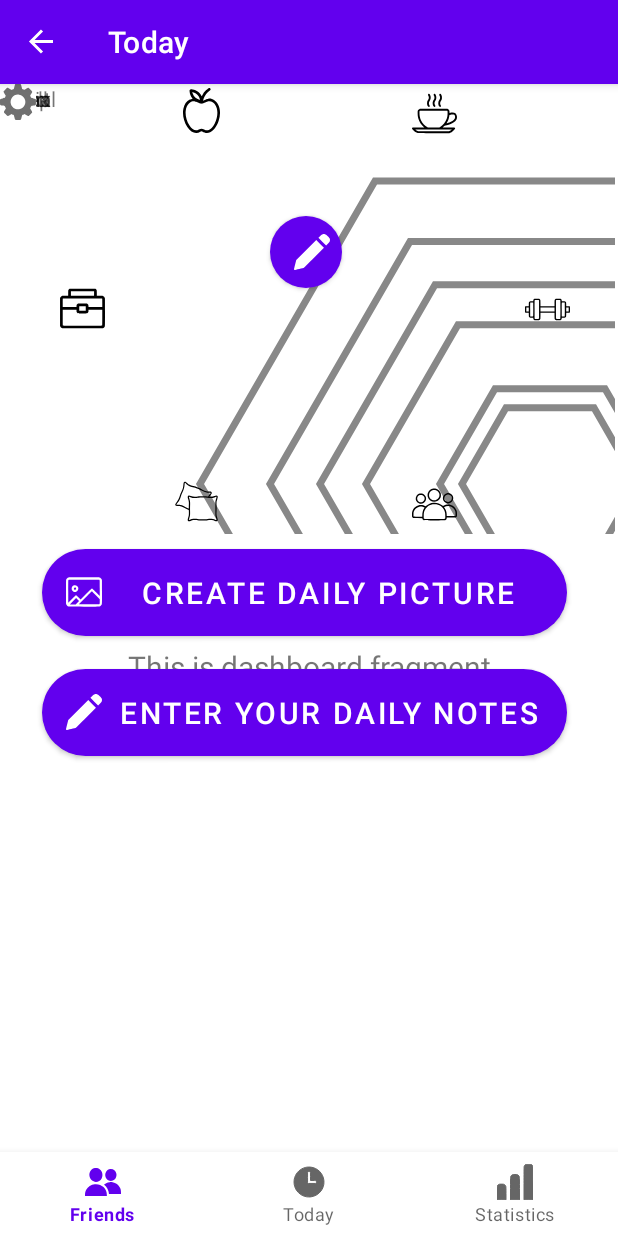
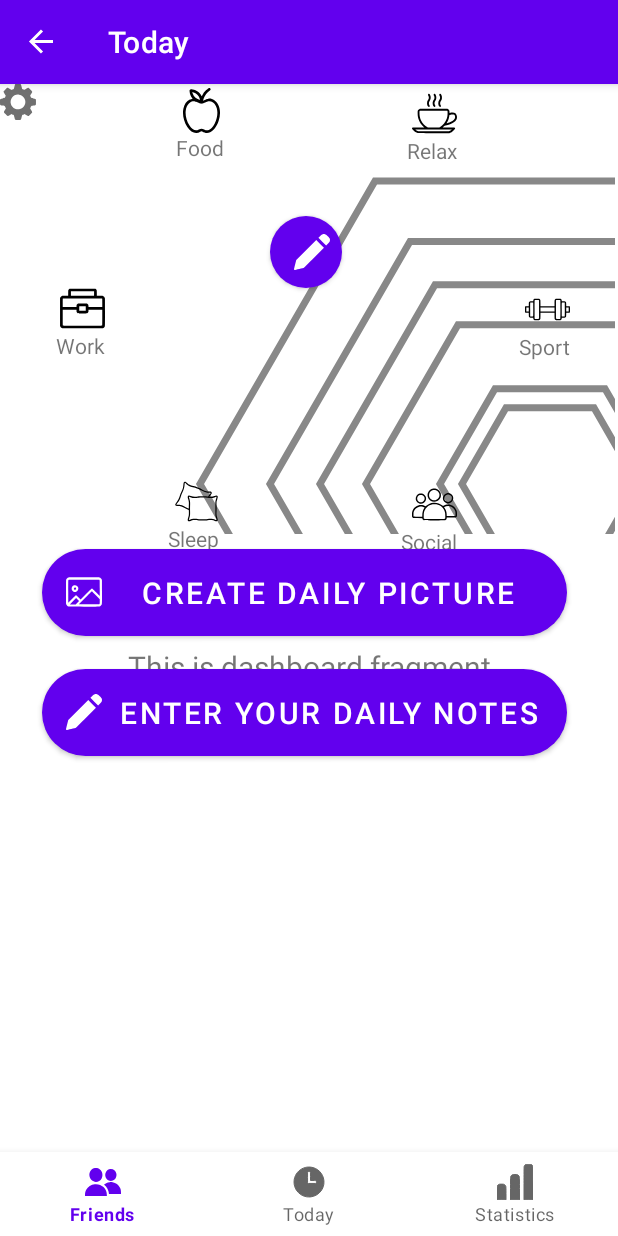
Before and after one commit to margharitasaweliewa/Mood_tracker, an Android app: the screen it shows after launch (MainActivity), on a phone screen of 412 x 824 dp. Run offline under Robolectric (Android 15) with nearby library versions, the phone set to English and light mode, and no system bars; our stand-ins replace navigation-ui; libraries missing offline, so code that uses them is left out: com.jaredrummler.android.

Commit message:
fixed bugs with balance wheel ViewTexts

```diff
--- a/app/src/main/java/com/example/moodtracker/MainActivity.java
+++ b/app/src/main/java/com/example/moodtracker/MainActivity.java
@@ -1,15 +1,18 @@
 package com.example.moodtracker;
+
+
 
 import android.app.Dialog;
 import android.content.DialogInterface;
 import android.content.Intent;
 import android.graphics.Color;
 import android.os.Bundle;
+import android.text.SpannableString;
 import android.view.View;
 import android.widget.Button;
 import android.widget.EditText;
 import android.widget.TextView;
-import android.widget.Toast;
+
 
 import com.example.moodtracker.ui.dashboard.CustomActivityChart;
 import com.google.android.material.bottomnavigation.BottomNavigationView;
@@ -34,6 +37,14 @@ public class MainActivity extends AppCompatActivity implements ColorPickerDialog
     private Button createDailyPicture;
 // id нужны для реализации метода onColorSelected
 
+    //поля для TextView
+    private TextView foodTextView;
+    private TextView relaxTextView;
+    private TextView sportTextView;
+    private TextView sleepTextView;
+    private TextView socialTextView;
+    private TextView workTextView;
+
     @Override
     protected void onCreate(Bundle savedInstanceState) {
         super.onCreate(savedInstanceState);
@@ -54,7 +65,49 @@ public class MainActivity extends AppCompatActivity implements ColorPickerDialog
         colorPicker = findViewById(R.id.colorPicker);
         createDailyPicture = findViewById(R.id.dailypicture);
         CustomActivityChart customActivityChart = new CustomActivityChart(this,null);
+
     }
+
+
+    /*ивент срабатывает когда мы возвращаемся в этот активити из другого
+    * https://developer.android.com/guide/components/activities/activity-lifecycle
+    *
+    * */
+    @Override
+    protected void onResume() {
+        super.onResume();
+
+        //получаем интент из другого активити
+        Intent intent = getIntent();
+
+        /* убеждаемся что этот интент пришел именно с окна настроек
+        колеса баланса, а не с другого
+        * */
+        if (intent.hasExtra("food")) {
+
+            /* ищем компоненты, приходится делать это второй раз ибо
+            *  программа очистила содержимое этих переменных
+            *  после того как мы временно ушли с этого активити,
+            *  т.е. после onClickWheelSettings(View view)
+            *   */
+            foodTextView = findViewById(R.id.textView_food);
+            relaxTextView = findViewById(R.id.textView_relax);
+            sportTextView = findViewById(R.id.textView_sport);
+            sleepTextView = findViewById(R.id.textView_sleep);
+            socialTextView = findViewById(R.id.textView_social);
+            workTextView = findViewById(R.id.textView_work);
+
+            //устанавливаем текст
+            foodTextView.setText(intent.getStringExtra("food"));
+            relaxTextView.setText(intent.getStringExtra("relax"));
+            sportTextView.setText(intent.getStringExtra("sport"));
+            sleepTextView.setText(intent.getStringExtra("sleep"));
+            socialTextView.setText(intent.getStringExtra("social"));
+            workTextView.setText(intent.getStringExtra("work"));
+
+        }
+    }
+
     //Функция для перехода на экран настроек
 
     private void createColorPickerDialog() {
@@ -103,6 +156,29 @@ public class MainActivity extends AppCompatActivity implements ColorPickerDialog
     //Переход на страницу настроек
     public void onClickWheelSettings(View view) {
         Intent intent = new Intent(this, BalanceWheelSettings.class);
+
+        foodTextView = findViewById(R.id.textView_food);
+        relaxTextView = findViewById(R.id.textView_relax);
+        sportTextView = findViewById(R.id.textView_sport);
+        sleepTextView = findViewById(R.id.textView_sleep);
+        socialTextView = findViewById(R.id.textView_social);
+        workTextView = findViewById(R.id.textView_work);
+
+
+        String foodText = foodTextView.getText().toString();
+        String relaxText = relaxTextView.getText().toString();
+        String sportText = sportTextView.getText().toString();
+        String sleepText = sleepTextView.getText().toString();
+        String socialText = socialTextView.getText().toString();
+        String workText = workTextView.getText().toString();
+
+        intent.putExtra("food", foodText);
+        intent.putExtra("relax", relaxText);
+        intent.putExtra("sport", sportText);
+        intent.putExtra("sleep", sleepText);
+        intent.putExtra("social", socialText);
+        intent.putExtra("work", workText);
+
         startActivity(intent);
     }
     @Override
--- a/app/src/main/res/layout/activity_main.xml
+++ b/app/src/main/res/layout/activity_main.xml
@@ -161,17 +161,19 @@ app:srcCompat="@drawable/ic_work"
         android:id="@+id/textView_work"
         android:layout_width="wrap_content"
         android:layout_height="wrap_content"
-        android:text="@string/name_work"
-        tools:layout_editor_absoluteX="40dp"
-        tools:layout_editor_absoluteY="165dp" />
+        android:text="Work"
+        app:layout_constraintTop_toBottomOf="@id/icon_work"
+        app:layout_constraintRight_toRightOf="@id/icon_work"
+         />
 
     <TextView
         android:id="@+id/textView_food"
         android:layout_width="wrap_content"
         android:layout_height="wrap_content"
         android:text="@string/name_food"
-        tools:layout_editor_absoluteX="120dp"
-        tools:layout_editor_absoluteY="34dp" />
+        app:layout_constraintTop_toBottomOf="@id/icon_food"
+        app:layout_constraintRight_toRightOf="@id/icon_food"
+        />
 
     <TextView
         android:id="@+id/textView_relax"
@@ -179,7 +181,10 @@ app:srcCompat="@drawable/ic_work"
         android:layout_height="wrap_content"
         android:text="@string/name_relax"
         tools:layout_editor_absoluteX="274dp"
-        tools:layout_editor_absoluteY="35dp" />
+        tools:layout_editor_absoluteY="35dp"
+        app:layout_constraintTop_toBottomOf="@id/icon_relax"
+        app:layout_constraintRight_toRightOf="@id/icon_relax"
+        />
 
     <TextView
         android:id="@+id/textView_sport"
@@ -187,15 +192,19 @@ app:srcCompat="@drawable/ic_work"
         android:layout_height="wrap_content"
         android:text="@string/name_sport"
         tools:layout_editor_absoluteX="350dp"
-        tools:layout_editor_absoluteY="165dp" />
+        tools:layout_editor_absoluteY="165dp"
+        app:layout_constraintTop_toBottomOf="@id/icon_sport"
+        app:layout_constraintRight_toRightOf="@id/icon_sport"
+        />
 
     <TextView
         android:id="@+id/textView_sleep"
         android:layout_width="wrap_content"
         android:layout_height="wrap_content"
         android:text="@string/name_sleep"
-        tools:layout_editor_absoluteX="117dp"
-        tools:layout_editor_absoluteY="287dp" />
+        app:layout_constraintTop_toBottomOf="@id/icon_pillow"
+        app:layout_constraintRight_toRightOf="@id/icon_pillow"
+        />
 
     <TextView
         android:id="@+id/textView_social"
@@ -203,7 +212,10 @@ app:srcCompat="@drawable/ic_work"
         android:layout_height="wrap_content"
         android:text="@string/name_social"
         tools:layout_editor_absoluteX="270dp"
-        tools:layout_editor_absoluteY="287dp" />
+        tools:layout_editor_absoluteY="287dp"
+        app:layout_constraintTop_toBottomOf="@id/icon_social"
+        app:layout_constraintRight_toRightOf="@id/icon_social"
+       />
 
     <ImageButton
         android:id="@+id/imageButton"
@@ -213,6 +225,7 @@ app:srcCompat="@drawable/ic_work"
         android:onClick="onClickWheelSettings"
         app:srcCompat="@drawable/ic_settings"
         tools:layout_editor_absoluteX="6dp"
-        tools:layout_editor_absoluteY="11dp" />
+        tools:layout_editor_absoluteY="11dp"
+        tools:ignore="MissingConstraints" />
 
 </androidx.constraintlayout.widget.ConstraintLayout>
--- a/app/src/main/res/layout/balance_wheel_settings.xml
+++ b/app/src/main/res/layout/balance_wheel_settings.xml
@@ -127,7 +127,6 @@
         android:layout_width="wrap_content"
         android:layout_height="wrap_content"
         android:layout_marginTop="26dp"
-        android:onClick="onClickSettingsBalanceWheel"
         android:text="@string/SAVE"
         app:layout_constraintEnd_toEndOf="parent"
         app:layout_constraintStart_toStartOf="parent"
```
Also changed, not shown: app/src/main/java/com/example/moodtracker/BalanceWheelSettings.java (+76 -6 lines).
